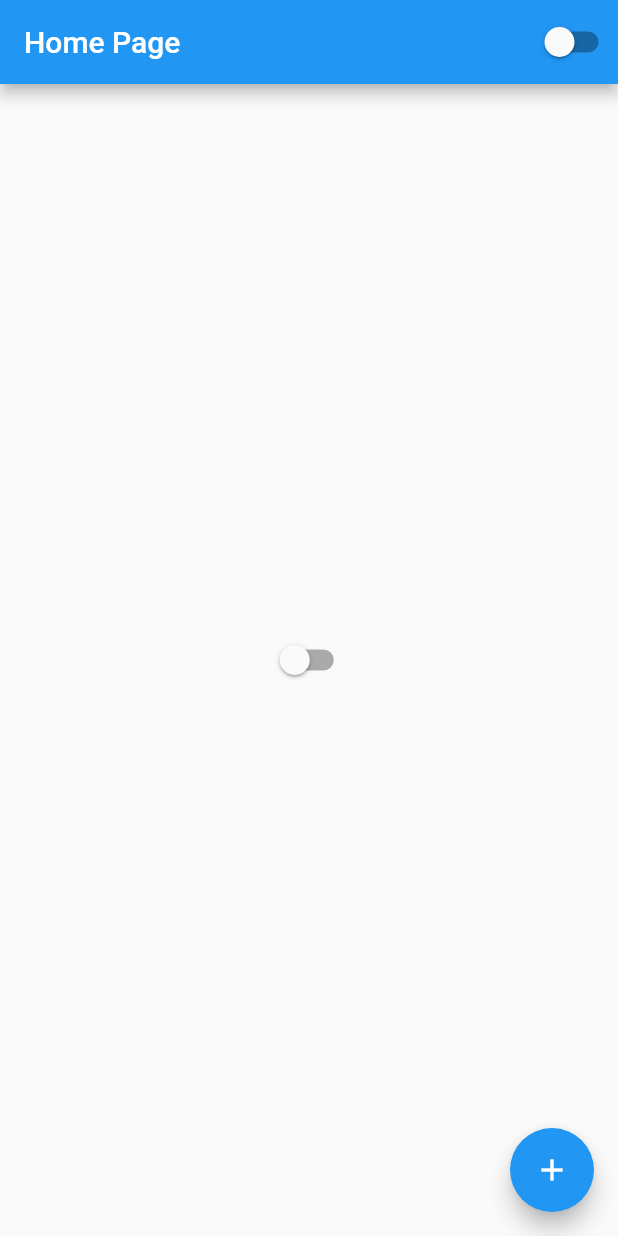
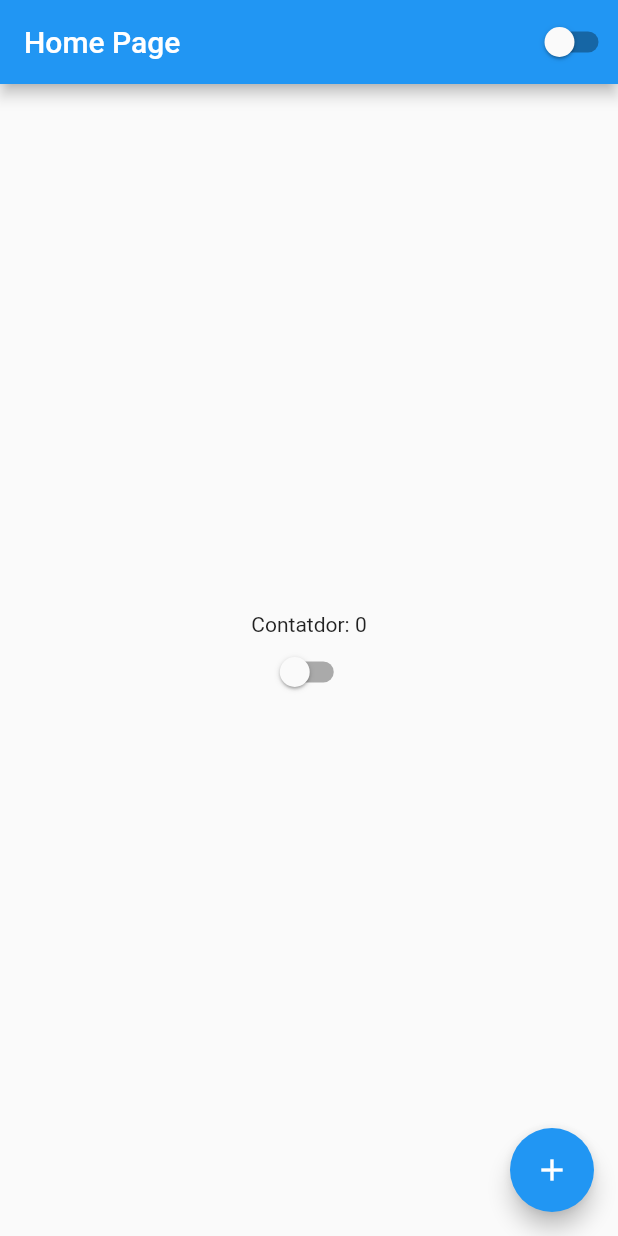
Before and after one commit to petertecnet/flutterando, a Flutter app: the screen it shows after launch, on a phone screen of 412 x 824 dp. Run offline on Flutter 3.47's test engine with Material 2 defaults, Android fonts, the phone set to English and light mode, and no system bars.

Commit message:
Aula 14 Colunms

```diff
--- a/ola_mundo/lib/home_page.dart
+++ b/ola_mundo/lib/home_page.dart
@@ -18,8 +18,13 @@ class HomePageState extends State<HomePage> {
         title: Text('Home Page'),
         actions: [CustomSwitch()],
       ),
-      body: Center(
-        child: CustomSwitch(),
+      body: Container(
+        width: double.infinity,
+        height: double.infinity,
+        child: Column(mainAxisAlignment: MainAxisAlignment.center, children: [
+          Text('Contatdor: $counter'),
+          CustomSwitch(),
+        ]),
       ),
       floatingActionButton: FloatingActionButton(
         child: Icon(Icons.add),
```
